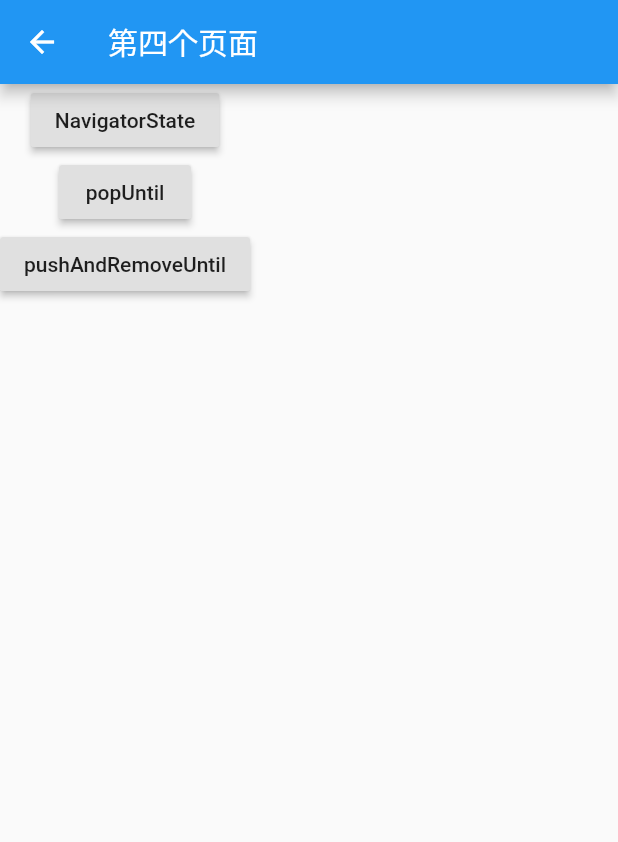
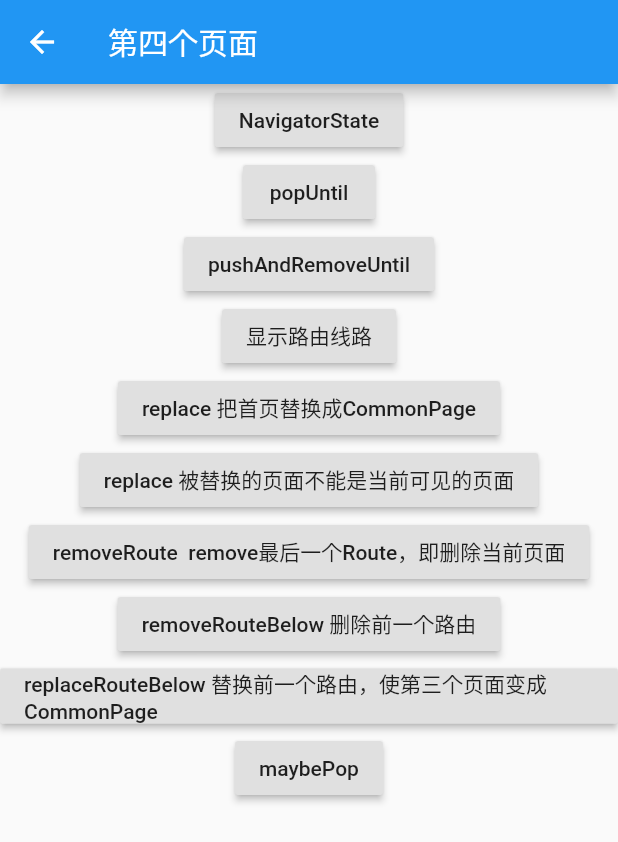
Before and after one commit to TangYuanHuan/flutter_route_test, a Flutter app: the SecondTestPage screen opened by its route, after a tap on "pushReplacement-使用第三个页面替换当前页面", after a tap on "跳转到第四个页面", on a phone screen of 412 x 824 dp. Shown: the top 842 px of the screen. Run offline on Flutter 3.47's test engine with Material 2 defaults, Android fonts, the phone set to English and light mode, and no system bars.

Commit message:
更新几个方法的使用

```diff
--- a/lib/common_page.dart
+++ b/lib/common_page.dart
@@ -2,6 +2,10 @@
 import 'package:flutter/material.dart';
 
 class CommonPage extends StatefulWidget {
+
+  final String content;
+
+  CommonPage({this.content});
 
   @override
   State createState() {
@@ -18,7 +22,7 @@ class _CommonState extends State<CommonPage> {
         title: Text("测试页面"),
       ),
       body: Center(
-        child: Text("这里什么都没有"),
+        child: Text(widget.content==null?"这里什么都没有":widget.content),
       ),
     );
   }
--- a/lib/fourth_test_page.dart
+++ b/lib/fourth_test_page.dart
@@ -1,5 +1,9 @@
 import 'package:flutter/material.dart';
 import 'package:flutter_route_test/common_page.dart';
+import 'package:provider/provider.dart';
+
+import 'not_found_page.dart';
+import 'observer/navigator_manager.dart';
 
 class FourthTestPage extends StatefulWidget {
   @override
@@ -27,11 +31,11 @@ class _FourthTestState extends State<FourthTestPage> {
           RaisedButton(
             child: Text("popUntil"),
             onPressed: () {
-              Navigator.popUntil(context,(Route route){
+              Navigator.popUntil(context, (Route route) {
                 print('route$route');
                 //到首页时停下，不要销毁首页，
                 //如果想整个应用只剩当前页面，可以省略下面逻辑 return route==null; 即可
-                if(route?.settings?.name == "/") {
+                if (route?.settings?.name == "/") {
                   return true;
                 }
                 return false;
@@ -54,6 +58,86 @@ class _FourthTestState extends State<FourthTestPage> {
               });
             },
           ),
+          RaisedButton(
+            child: Text("显示路由线路"),
+            onPressed: () {
+              var navigatorManager = Provider.of<NavigatorManager>(context);
+              print('navigatorManager.size:${navigatorManager.routeCounts}');
+              print('navigatorManager.size:${navigatorManager.getRoutes()}');
+            },
+          ),
+          RaisedButton(
+            child: Text("replace 把首页替换成CommonPage"),
+            onPressed: () {
+              var navigatorManager = Provider.of<NavigatorManager>(context);
+              var oldRoute = navigatorManager.getFirst();
+              if (oldRoute == null) {
+                return;
+              }
+              Navigator.replace(context, oldRoute: oldRoute,
+                  newRoute: MaterialPageRoute(builder: (BuildContext context) {
+                return CommonPage(
+                  content: "这是被替换掉的页面",
+                );
+              }));
+            },
+          ),
+          RaisedButton(
+            child: Text("replace 被替换的页面不能是当前可见的页面"),
+            onPressed: () {
+              //执行后会抛出控制台异步
+              var navigatorManager = Provider.of<NavigatorManager>(context);
+              Navigator.replace(context, oldRoute: navigatorManager.getLast(),
+                  newRoute: MaterialPageRoute(builder: (BuildContext context) {
+                return NoFoundPage("Navigator.replace");
+              }));
+            },
+          ),
+          RaisedButton(
+            child: Text("removeRoute  remove最后一个Route，即删除当前页面"),
+            onPressed: () {
+              //执行后会抛出控制台异步
+              var navigatorManager = Provider.of<NavigatorManager>(context);
+              //The given `route` must be in the history; this method will throw an exception if it is not.
+              Navigator.removeRoute(context, navigatorManager.getLast());
+            },
+          ),
+          RaisedButton(
+            child: Text("removeRouteBelow 删除前一个路由"),
+            onPressed: () {
+              //执行后会抛出控制台异步
+              var navigatorManager = Provider.of<NavigatorManager>(context);
+              //The given `anchorRoute` must be in the history and must have a route below it;
+              // this method will throw an exception if it is not or does not.
+              //点击一次，第三个页面被删，点击第二次，第二个页页会被删，点击第三次时，首页会被删除，
+              if (navigatorManager.routeCounts > 1) {
+                Navigator.removeRouteBelow(context, navigatorManager.getLast());
+              }
+            },
+          ),
+          RaisedButton(
+            child: Text("replaceRouteBelow 替换前一个路由，使第三个页面变成CommonPage"),
+            onPressed: () {
+              //执行后会抛出控制台异步
+              var navigatorManager = Provider.of<NavigatorManager>(context);
+              //The given `anchorRoute` must be in the history and must have a route below it;
+              // this method will throw an exception if it is not or does not.
+              //点击一次，第三个页面被删，点击第二次，第二个页页会被删，点击第三次时，首页会被删除，
+              if (navigatorManager.routeCounts > 1) {
+                Navigator.replaceRouteBelow(context,
+                    anchorRoute: navigatorManager.getLast(), newRoute:
+                        MaterialPageRoute(builder: (BuildContext context) {
+                  return CommonPage(content: "这是调用replaceRouteBelow替换出来的页面");
+                }));
+              }
+            },
+          ),
+          RaisedButton(
+            child: Text("maybePop"),
+            onPressed: (){
+              Navigator.maybePop(context);
+            },
+          ),
         ],
       ),
     );
--- /dev/null
+++ b/lib/observer/navigator_manager.dart
@@ -0,0 +1,78 @@
+import 'package:flutter/cupertino.dart';
+import 'package:flutter/material.dart';
+
+class NavigatorManager extends NavigatorObserver with ChangeNotifier {
+  final _routeList = List<Route>();
+
+  int get routeCounts => _routeList.length;
+
+  List<Route> getRoutes() {
+    return _routeList;
+  }
+
+  Route getFirst() {
+    return _routeList.isEmpty?null:_routeList[0];
+  }
+
+  Route getLast() {
+    return _routeList.isEmpty?null:_routeList[_routeList.length-1];
+  }
+
+  @override
+  void didStopUserGesture() {
+    print('didStopUserGesture');
+  }
+
+  @override
+  void didStartUserGesture(Route<dynamic> route, Route<dynamic> previousRoute) {
+    print('didStartUserGesture:$route previousRoute:$previousRoute');
+  }
+
+  @override
+  void didReplace({Route<dynamic> newRoute, Route<dynamic> oldRoute}) {
+    if(newRoute.isPageRoute()) {
+      print('didReplace:$newRoute oldRoute:$oldRoute');
+      //这个contains方法没有经过严格测试,
+      // 一般被replace的Route都是已经存在的Route，所以先判断一下
+      if(_routeList.contains(oldRoute)) {
+        var index = _routeList.indexOf(oldRoute);
+        _routeList[index] = newRoute;
+      }else {
+        _routeList.add(newRoute);
+        _routeList.remove(oldRoute);
+      }
+    }
+  }
+
+  @override
+  void didRemove(Route<dynamic> route, Route<dynamic> previousRoute) {
+    if(route.isPageRoute()) {
+      print('didRemove:$route previousRoute:$previousRoute');
+      _routeList.remove(route);
+    }
+  }
+
+  @override
+  void didPop(Route<dynamic> route, Route<dynamic> previousRoute) {
+    if(route.isPageRoute()) {
+      print('didPop:$route previousRoute:$previousRoute');
+      _routeList.remove(route);
+    }
+  }
+
+  @override
+  void didPush(Route<dynamic> route, Route<dynamic> previousRoute) {
+    if(route.isPageRoute()) {
+      print('didPush:$route previousRoute:$previousRoute');
+      _routeList.add(route);
+    }
+  }
+}
+
+extension CupertinoOrMaterialPageRoute on Route {
+  bool isPageRoute() {
+    return this is MaterialPageRoute ||
+        this is CupertinoPageRoute ||
+        this is PageRouteBuilder;
+  }
+}
--- a/lib/second_test_page.dart
+++ b/lib/second_test_page.dart
@@ -1,6 +1,9 @@
 import 'package:flutter/material.dart';
 import 'package:flutter_route_test/routes_config.dart';
 import 'package:flutter_route_test/third_test_page.dart';
+import 'package:provider/provider.dart';
+
+import 'observer/navigator_manager.dart';
 class SecondTestPage extends StatefulWidget {
 
   SecondTestPage();
@@ -26,10 +29,11 @@ class _SecondTestState extends State<SecondTestPage> {
           SizedBox(width: 10),
           RaisedButton(
             child: Text("跳转到第三个页面"),
-            onPressed: (){
-              Navigator.push(context,MaterialPageRoute(builder: (BuildContext context){
+            onPressed: () async {
+              var reslut = await Navigator.push(context,MaterialPageRoute(builder: (BuildContext context){
                 return ThirdTestPage();
               }));
+              print('第三个页面的返回值:$reslut');
             },
           ),
           SizedBox(width: 10),
@@ -46,15 +50,17 @@ class _SecondTestState extends State<SecondTestPage> {
             },
           ),
           RaisedButton(
-            child: Text("replace"),
+            child: Text("popAndPushNamed"),
             onPressed: (){
-              //还没研究出来怎么用
+              Navigator.popAndPushNamed(context, commonPage);
             },
           ),
           RaisedButton(
-            child: Text("popAndPushNamed"),
-            onPressed: (){
-              Navigator.popAndPushNamed(context, commonPage);
+            child: Text("removeRoute"),
+            onPressed: () {
+              //执行后会抛出控制台异步
+              var navigatorManager = Provider.of<NavigatorManager>(context);
+              Navigator.removeRoute(context, navigatorManager.getLast());
             },
           ),
         ],
--- a/lib/third_test_page.dart
+++ b/lib/third_test_page.dart
@@ -2,6 +2,10 @@
 import 'package:flutter/cupertino.dart';
 import 'package:flutter/material.dart';
 import 'package:flutter_route_test/fourth_test_page.dart';
+import 'package:flutter_route_test/routes_config.dart';
+import 'package:provider/provider.dart';
+
+import 'observer/navigator_manager.dart';
 
 class ThirdTestPage extends StatefulWidget {
 
@@ -37,6 +41,14 @@ class _ThirdTestState extends State<ThirdTestPage> {
               }));
             },
           ),
+          RaisedButton(
+            child: Text("removeRoute remove最后一个Route，删除当前页面"),
+            onPressed: () {
+              //执行后会抛出控制台异步
+              var navigatorManager = Provider.of<NavigatorManager>(context);
+              Navigator.removeRoute(context, navigatorManager.getLast());
+            },
+          ),
         ],
       ),
     );
--- a/pubspec.yaml
+++ b/pubspec.yaml
@@ -14,7 +14,7 @@ description: A new Flutter application.
 version: 1.0.0+1
 
 environment:
-  sdk: ">=2.1.0 <3.0.0"
+  sdk: ">=2.6.0 <3.0.0"
 
 dependencies:
   flutter:
@@ -23,6 +23,7 @@ dependencies:
   # The following adds the Cupertino Icons font to your application.
   # Use with the CupertinoIcons class for iOS style icons.
   cupertino_icons: ^0.1.2
+  provider: ^4.0.0
 
 dev_dependencies:
   flutter_test:
```
Also changed, not shown: lib/main.dart (+18 -8 lines), pubspec.lock.
